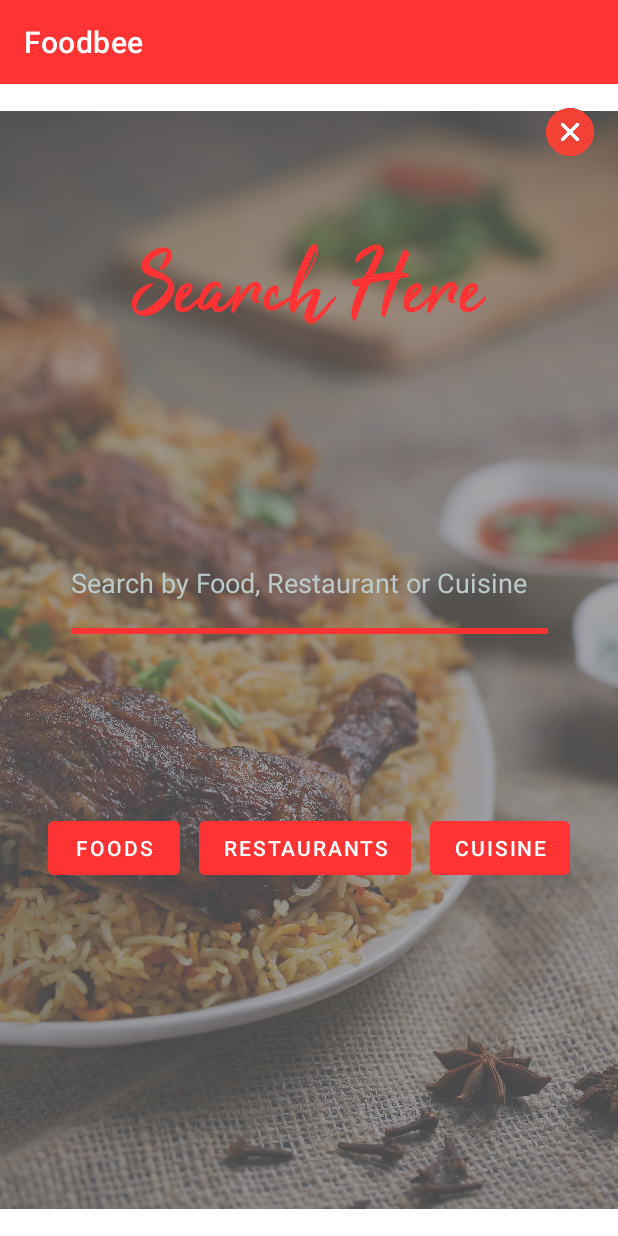
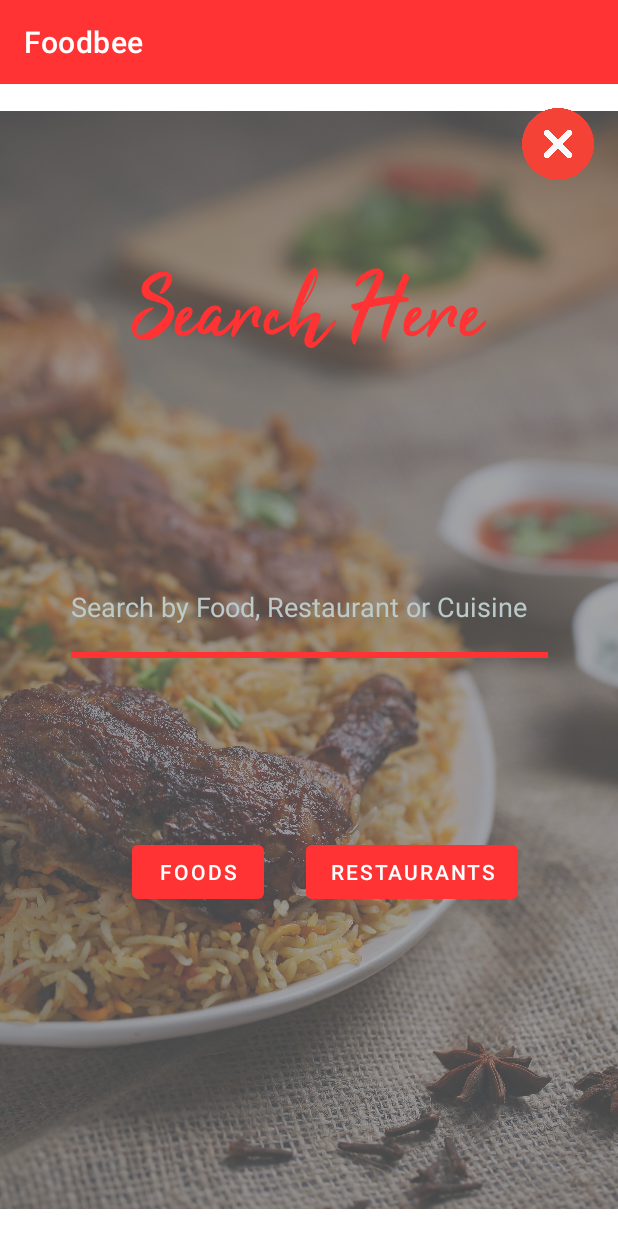
Before and after one commit to ShaikhSR1/FoodBee, an Android app: the SearchPage screen opened directly, with no data from a screen before it, on a phone screen of 412 x 824 dp. Run offline under Robolectric (Android 15) with nearby library versions, the phone set to English and light mode, and no system bars; our stand-ins replace Firebase (no records; nobody signed in at launch, a user with empty details on screens opened directly).

Commit message:
Search Icon added to Home

```diff
--- /dev/null
+++ b/app/src/main/java/com/cse27/foodbee/Controller/FoodControllerInterface.java
@@ -0,0 +1,5 @@
+package com.cse27.foodbee.Controller;
+
+public interface FoodControllerInterface {
+    void foodList(String foodName, String foodRating, String foodPrice, String foodImageUrl);
+}
--- a/app/src/main/java/com/cse27/foodbee/Controller/RestaurantControllerInterface.java
+++ b/app/src/main/java/com/cse27/foodbee/Controller/RestaurantControllerInterface.java
@@ -2,4 +2,5 @@ package com.cse27.foodbee.Controller;
 
 public interface RestaurantControllerInterface {
 
-    void restaurantList(String restaurantName, String restaurantRating, String restaurantImageUrl);}
+    void restaurantList(String restaurantName, String restaurantRating, String restaurantImageUrl);
+}
--- a/app/src/main/java/com/cse27/foodbee/SearchPage.java
+++ b/app/src/main/java/com/cse27/foodbee/SearchPage.java
@@ -8,6 +8,7 @@ import android.os.Bundle;
 import android.view.View;
 import android.widget.Button;
 import android.widget.EditText;
+import android.widget.ImageView;
 
 import com.google.android.gms.tasks.OnSuccessListener;
 import com.google.firebase.firestore.FirebaseFirestore;
@@ -17,22 +18,32 @@ import com.google.firebase.firestore.QuerySnapshot;
 public class SearchPage extends AppCompatActivity {
 
     SearchResult searchResult;
-
-    Button btnSearchFood;
+    ImageView imageViewReturn;
+    Button btnSearchFood, btnSearchRestaurant;
     EditText editTextSearch;
     @Override
     protected void onCreate(Bundle savedInstanceState) {
         super.onCreate(savedInstanceState);
         setContentView(R.layout.activity_search_page);
 
-        btnSearchFood = findViewById(R.id.btnSearchFood);
-        editTextSearch = findViewById(R.id.editTextSearch);
+        imageViewReturn = (ImageView) findViewById(R.id.imageViewReturn);
+        btnSearchRestaurant = (Button) findViewById(R.id.btnSearchRestaurant);
+        btnSearchFood = (Button) findViewById(R.id.btnSearchFood);
+        editTextSearch = (EditText) findViewById(R.id.editTextSearch);
 
         btnSearchFood.setOnClickListener(v -> {
 
             Intent intent = new Intent(SearchPage.this, SearchResult.class);
             startActivity(intent);
-            //searchResult.firebaseFoodSearch(/*editTextSearch.toString()*/);
+            searchResult.firebaseFoodSearch(editTextSearch.toString());
+        });
+
+        imageViewReturn.setOnClickListener(new View.OnClickListener() {
+            @Override
+            public void onClick(View v) {
+                Intent intent = new Intent(SearchPage.this, MainActivity.class);
+                startActivity(intent);
+            }
         });
     }
 
--- a/app/src/main/res/layout/activity_search_page.xml
+++ b/app/src/main/res/layout/activity_search_page.xml
@@ -15,7 +15,7 @@
         app:layout_constraintHorizontal_bias="0.0"
         app:layout_constraintStart_toStartOf="parent"
         app:layout_constraintTop_toTopOf="parent"
-        app:layout_constraintVertical_bias="0.0"
+        app:layout_constraintVertical_bias="1.0"
         app:srcCompat="@drawable/background_splash" />
 
     <TextView
@@ -29,7 +29,7 @@
         android:textSize="60sp"
         app:layout_constraintEnd_toEndOf="parent"
         app:layout_constraintStart_toStartOf="parent"
-        app:layout_constraintTop_toBottomOf="@+id/imageView" />
+        app:layout_constraintTop_toBottomOf="@+id/imageViewReturn" />
 
     <EditText
         android:id="@+id/editTextSearch"
@@ -50,7 +50,7 @@
         android:id="@+id/btnSearchFood"
         android:layout_width="wrap_content"
         android:layout_height="wrap_content"
-        android:layout_marginStart="32dp"
+        android:layout_marginStart="88dp"
         android:text="@string/search_food"
         app:layout_constraintBaseline_toBaselineOf="@+id/btnSearchRestaurant"
         app:layout_constraintStart_toStartOf="parent" />
@@ -59,30 +59,22 @@
         android:id="@+id/btnSearchRestaurant"
         android:layout_width="wrap_content"
         android:layout_height="wrap_content"
-        android:layout_marginStart="16dp"
-        android:layout_marginEnd="16dp"
+        android:layout_marginStart="28dp"
+        android:layout_marginTop="112dp"
         android:text="@string/search_rest"
-        app:layout_constraintBaseline_toBaselineOf="@+id/btnSearchCuisine"
-        app:layout_constraintEnd_toStartOf="@+id/btnSearchCuisine"
-        app:layout_constraintStart_toEndOf="@+id/btnSearchFood" />
-
-    <Button
-        android:id="@+id/btnSearchCuisine"
-        android:layout_width="wrap_content"
-        android:layout_height="wrap_content"
-        android:layout_marginTop="112dp"
-        android:layout_marginEnd="32dp"
-        android:text="@string/search_cuis"
-        app:layout_constraintEnd_toEndOf="parent"
+        app:layout_constraintStart_toEndOf="@+id/btnSearchFood"
         app:layout_constraintTop_toBottomOf="@+id/editTextSearch" />
 
     <ImageView
-        android:id="@+id/imageView"
-        android:layout_width="32dp"
-        android:layout_height="32dp"
+        android:id="@+id/imageViewReturn"
+        android:layout_width="48dp"
+        android:layout_height="48dp"
         android:layout_marginTop="16dp"
         android:layout_marginEnd="16dp"
+        android:clickable="true"
+        android:focusable="true"
         app:layout_constraintEnd_toEndOf="parent"
         app:layout_constraintTop_toTopOf="parent"
-        app:srcCompat="@drawable/ic_cross" />
+        app:srcCompat="@drawable/ic_cross"
+        tools:ignore="SpeakableTextPresentCheck" />
 </androidx.constraintlayout.widget.ConstraintLayout>
```
Also changed, not shown: app/src/main/java/com/cse27/foodbee/Controller/FoodController.java (added, +24 -0 lines), app/src/main/java/com/cse27/foodbee/MainActivity.java (+14 -0 lines), app/src/main/java/com/cse27/foodbee/SearchResult.java (+8 -5 lines), app/src/main/res/drawable/icon_search.xml (added, +10 -0 lines), app/src/main/res/layout/activity_main.xml (+13 -0 lines).
